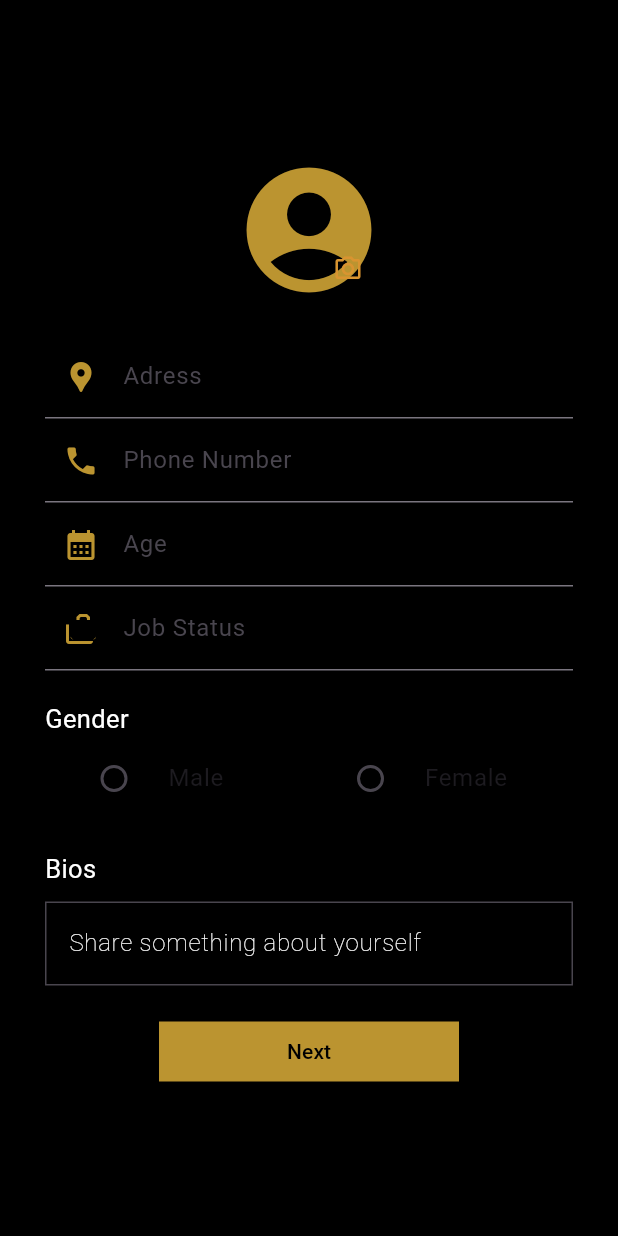
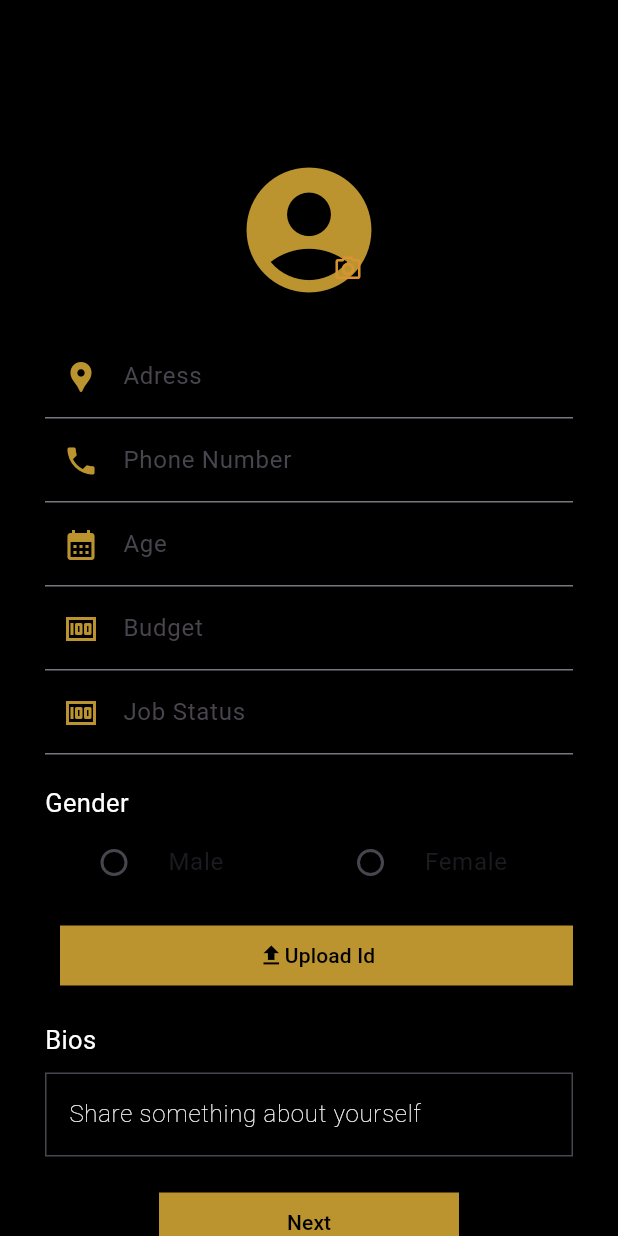
Before and after one commit to seblewongel15girmaw/Roomies_frontend, a Flutter app: the Profile screen opened directly, after a tap on the "camera alt" icon, on a phone screen of 412 x 824 dp. Run offline on Flutter 3.47's test engine with Material 3 defaults, Android fonts, the light colour scheme and no system bars; our stand-ins replace bloc, email_validator, flutter_bloc, image_picker, shared_preferences; accounts and stored records are empty.

Commit message:
profile complete

```diff
--- a/lib/blocks/profile/image_bloc.dart
+++ b/lib/blocks/profile/image_bloc.dart
@@ -14,6 +14,10 @@ class ImageBloc extends Bloc<SelectEvent,ImageState> {
    final picker = ImagePicker();
    final pickedFile = await picker.pickImage(source: ImageSource.gallery);
    if(pickedFile!=null){
+    if(event.type=="profile"){
    emit(ImageSelected(pickedFile));}
+   else if(event.type=="id"){
+    emit(IdSelected(pickedFile));
+   }}
   }
 }
--- a/lib/blocks/profile/image_event.dart
+++ b/lib/blocks/profile/image_event.dart
@@ -1 +1,4 @@
-class SelectEvent {}
+class SelectEvent {
+  String type;
+  SelectEvent(this.type);
+}
--- a/lib/blocks/profile/image_state.dart
+++ b/lib/blocks/profile/image_state.dart
@@ -10,3 +10,7 @@ class ImageSelected extends ImageState{
   XFile? image;
   ImageSelected(this.image);
 }
+class IdSelected extends ImageState{
+  XFile? image2;
+  IdSelected(this.image2);
+}
--- a/lib/blocks/profile/profile_event.dart
+++ b/lib/blocks/profile/profile_event.dart
@@ -7,6 +7,8 @@ class ProfileEvent{
   String address;
   String jobStatus;
   String gender;
+  int budget;
   XFile image;
-  ProfileEvent(this.address,this.bio,this.phoneNumber,this.age,this.jobStatus,this.gender,this.image);
+  XFile image2;
+  ProfileEvent(this.address,this.bio,this.phoneNumber,this.age,this.jobStatus,this.gender,this.image, this.budget,this.image2);
 }
--- a/lib/profile.dart
+++ b/lib/profile.dart
@@ -19,7 +19,9 @@ class Profile extends StatelessWidget {
   TextEditingController age=TextEditingController();
   TextEditingController jobStatus=TextEditingController();
   TextEditingController bio=TextEditingController();
+  TextEditingController budget=TextEditingController();
   XFile? image;
+  XFile? image2;
   String gender="";
   @override
   Widget build(BuildContext context) {
@@ -59,7 +61,7 @@ class Profile extends StatelessWidget {
                           ),
                           IconButton(icon:Icon(Icons.camera_alt_outlined, size: 20, color: Color.fromARGB(255, 217, 148, 48)) ,
                           onPressed: (){
-                            BlocProvider.of<ImageBloc>(context).add(SelectEvent());
+                            BlocProvider.of<ImageBloc>(context).add(SelectEvent("profile"));
                           },)
                         ],
                       );
@@ -103,18 +105,30 @@ class Profile extends StatelessWidget {
                           ),
                         ),
                       ),
+                      Padding(
+                        padding: EdgeInsets.only(left: 30,right: 30),
+                        child: TextFormField(
+                          controller: budget,
+                          decoration: InputDecoration(
+                            prefixIcon: Icon(Icons.money),
+                            prefixIconColor:Color.fromARGB(255, 187, 148, 48),
+                            labelText: "Budget",
+                          ),
+                        ),
+                      ),
 
                        Padding(
                         padding: EdgeInsets.only(left: 30,right: 30),
                         child: TextFormField(
                           controller: jobStatus,
                           decoration: InputDecoration(
-                            prefixIcon: Icon(Icons.cases),
+                            prefixIcon: Icon(Icons.money),
                             prefixIconColor:Color.fromARGB(255, 187, 148, 48),
                             labelText: "Job Status",
                           ),
                         ),
                       ),
+
 
                       SizedBox(
                         height: 20,
@@ -163,6 +177,43 @@ class Profile extends StatelessWidget {
                           }
                         ),
                       ),
+                    SizedBox(
+                      height: 10,
+                    ),
+                    Padding(
+                      padding: EdgeInsets.only(left: 40,right: 30),
+                       child: BlocConsumer<ImageBloc,ImageState>(
+                        listener: (context,state){
+                          if (state is IdSelected){
+                            image2=state.image2;
+                          }
+                        },
+                         builder: (context,state) {
+                           return ElevatedButton(
+                             style: ElevatedButton.styleFrom(
+                               fixedSize: Size(500 ,20),
+                               backgroundColor:state is IdSelected?Color.fromARGB(255, 241, 216, 152) : Color.fromARGB(255, 187, 148, 48),
+                               foregroundColor: Colors.black,
+                               shape: RoundedRectangleBorder(
+                                  borderRadius: BorderRadius.circular(0), // Adjust the value as needed
+                                ),
+                             )
+                             ,onPressed: (){
+                              BlocProvider.of<ImageBloc>(context).add(
+                                SelectEvent("id")
+                              );
+                             }, child:
+                           Row(
+                             mainAxisAlignment: MainAxisAlignment.center,
+                             children: <Widget>[
+                               Icon(Icons.upload),
+                               Text("Upload Id")
+                             ],
+                           ));
+                         }
+                       ),
+                     ),
+
 
                       SizedBox(
                         height: 20,
@@ -206,7 +257,7 @@ class Profile extends StatelessWidget {
                           ),
                           onPressed: (){
                                          BlocProvider.of<ProfileBloc>(context).add(
-                       ProfileEvent(address.text,bio.text,phoneNumber.text,int.parse(age.text),jobStatus.text,gender,image!)
+                       ProfileEvent(address.text,bio.text,phoneNumber.text,int.parse(age.text),jobStatus.text,gender,image!,int.parse(budget.text),image2!)
                         );
                                          }, child: state is Creating? CircularProgressIndicator() : state is CreateSuccess?
 
```
Also changed, not shown: lib/blocks/profile/profile_bloc.dart (+14 -4 lines).
